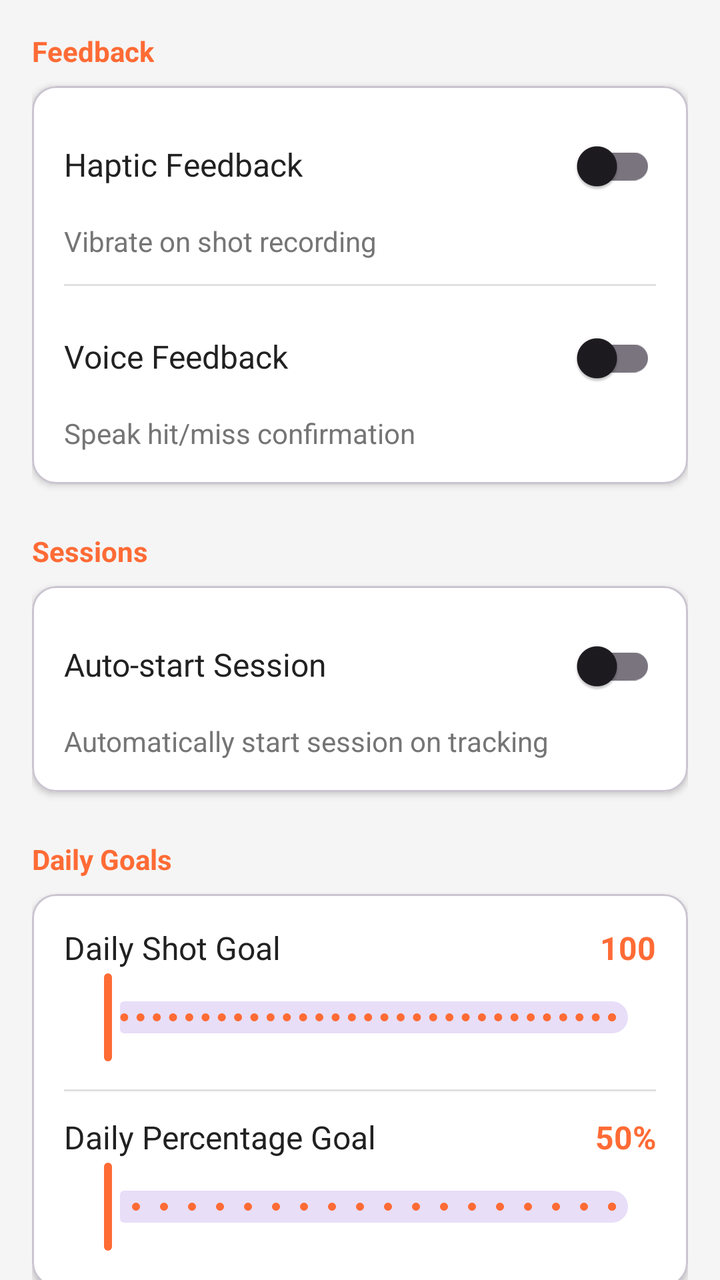
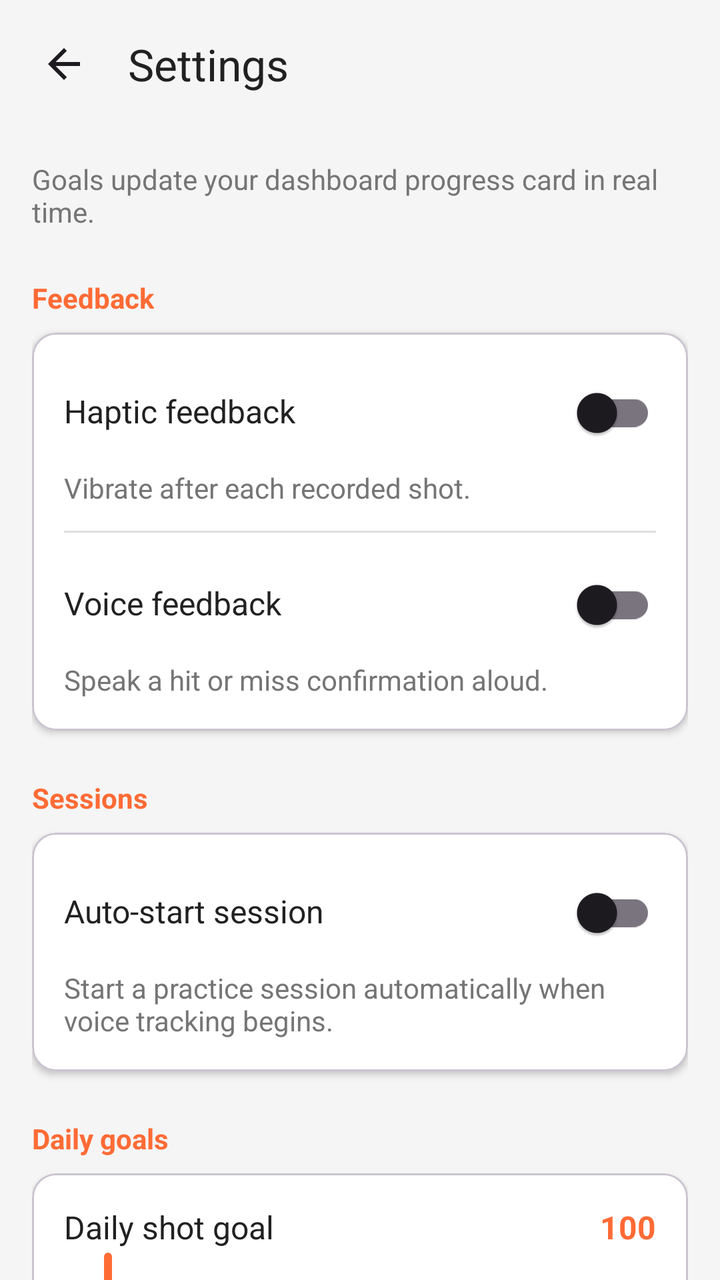

Compare the two renders of this Android layout. The source of the first and the diff that turns it into the second are given below.
<!-- AndroidManifest.xml: application theme Theme.HoopTracker -->
<!-- res/layout/activity_settings.xml -->
<?xml version="1.0" encoding="utf-8"?>
<androidx.core.widget.NestedScrollView xmlns:android="http://schemas.android.com/apk/res/android"
    xmlns:app="http://schemas.android.com/apk/res-auto"
    android:layout_width="match_parent"
    android:layout_height="match_parent"
    android:background="@color/background"
    android:fillViewport="true">

    <LinearLayout
        android:layout_width="match_parent"
        android:layout_height="wrap_content"
        android:orientation="vertical"
        android:padding="16dp">

        
        <TextView
            android:layout_width="wrap_content"
            android:layout_height="wrap_content"
            android:text="Feedback"
            android:textColor="@color/primary"
            android:textSize="14sp"
            android:textStyle="bold" />

        <com.google.android.material.card.MaterialCardView
            android:layout_width="match_parent"
            android:layout_height="wrap_content"
            android:layout_marginTop="8dp"
            app:cardBackgroundColor="@color/surface"
            app:cardCornerRadius="12dp"
            app:cardElevation="2dp">

            <LinearLayout
                android:layout_width="match_parent"
                android:layout_height="wrap_content"
                android:orientation="vertical"
                android:padding="16dp">

                <LinearLayout
                    android:layout_width="match_parent"
                    android:layout_height="wrap_content"
                    android:orientation="horizontal">

                    <TextView
                        android:layout_width="0dp"
                        android:layout_height="wrap_content"
                        android:layout_weight="1"
                        android:text="Haptic Feedback"
                        android:textColor="@color/text_primary"
                        android:textSize="16sp" />

                    <com.google.android.material.switchmaterial.SwitchMaterial
                        android:id="@+id/switchHaptic"
                        android:layout_width="wrap_content"
                        android:layout_height="wrap_content" />
                </LinearLayout>

                <TextView
                    android:layout_width="match_parent"
                    android:layout_height="wrap_content"
                    android:layout_marginTop="4dp"
                    android:text="Vibrate on shot recording"
                    android:textColor="@color/text_secondary"
                    android:textSize="14sp" />

                <View
                    android:layout_width="match_parent"
                    android:layout_height="1dp"
                    android:layout_marginVertical="12dp"
                    android:background="@color/divider" />

                <LinearLayout
                    android:layout_width="match_parent"
                    android:layout_height="wrap_content"
                    android:orientation="horizontal">

                    <TextView
                        android:layout_width="0dp"
                        android:layout_height="wrap_content"
                        android:layout_weight="1"
                        android:text="Voice Feedback"
                        android:textColor="@color/text_primary"
                        android:textSize="16sp" />

                    <com.google.android.material.switchmaterial.SwitchMaterial
                        android:id="@+id/switchVoice"
                        android:layout_width="wrap_content"
                        android:layout_height="wrap_content" />
                </LinearLayout>

                <TextView
                    android:layout_width="match_parent"
                    android:layout_height="wrap_content"
                    android:layout_marginTop="4dp"
                    android:text="Speak hit/miss confirmation"
                    android:textColor="@color/text_secondary"
                    android:textSize="14sp" />
            </LinearLayout>

        </com.google.android.material.card.MaterialCardView>

        
        <TextView
            android:layout_width="wrap_content"
            android:layout_height="wrap_content"
            android:layout_marginTop="24dp"
            android:text="Sessions"
            android:textColor="@color/primary"
            android:textSize="14sp"
            android:textStyle="bold" />

        <com.google.android.material.card.MaterialCardView
            android:layout_width="match_parent"
            android:layout_height="wrap_content"
            android:layout_marginTop="8dp"
            app:cardBackgroundColor="@color/surface"
            app:cardCornerRadius="12dp"
            app:cardElevation="2dp">

            <LinearLayout
                android:layout_width="match_parent"
                android:layout_height="wrap_content"
                android:orientation="vertical"
                android:padding="16dp">

                <LinearLayout
                    android:layout_width="match_parent"
                    android:layout_height="wrap_content"
                    android:orientation="horizontal">

                    <TextView
                        android:layout_width="0dp"
                        android:layout_height="wrap_content"
                        android:layout_weight="1"
                        android:text="Auto-start Session"
                        android:textColor="@color/text_primary"
                        android:textSize="16sp" />

                    <com.google.android.material.switchmaterial.SwitchMaterial
                        android:id="@+id/switchAutoSession"
                        android:layout_width="wrap_content"
                        android:layout_height="wrap_content" />
                </LinearLayout>

                <TextView
                    android:layout_width="match_parent"
                    android:layout_height="wrap_content"
                    android:layout_marginTop="4dp"
                    android:text="Automatically start session on tracking"
                    android:textColor="@color/text_secondary"
                    android:textSize="14sp" />
            </LinearLayout>

        </com.google.android.material.card.MaterialCardView>

        
        <TextView
            android:layout_width="wrap_content"
            android:layout_height="wrap_content"
            android:layout_marginTop="24dp"
            android:text="Daily Goals"
            android:textColor="@color/primary"
            android:textSize="14sp"
            android:textStyle="bold" />

        <com.google.android.material.card.MaterialCardView
            android:layout_width="match_parent"
            android:layout_height="wrap_content"
            android:layout_marginTop="8dp"
            app:cardBackgroundColor="@color/surface"
            app:cardCornerRadius="12dp"
            app:cardElevation="2dp">

            <LinearLayout
                android:layout_width="match_parent"
                android:layout_height="wrap_content"
                android:orientation="vertical"
                android:padding="16dp">

                <LinearLayout
                    android:layout_width="match_parent"
                    android:layout_height="wrap_content"
                    android:orientation="horizontal">

                    <TextView
                        android:layout_width="0dp"
                        android:layout_height="wrap_content"
                        android:layout_weight="1"
                        android:text="Daily Shot Goal"
                        android:textColor="@color/text_primary"
                        android:textSize="16sp" />

                    <TextView
                        android:id="@+id/tvDailyShotsValue"
                        android:layout_width="wrap_content"
                        android:layout_height="wrap_content"
                        android:text="100"
                        android:textColor="@color/primary"
                        android:textSize="16sp"
                        android:textStyle="bold" />
                </LinearLayout>

                <com.google.android.material.slider.Slider
                    android:id="@+id/sliderDailyShots"
                    android:layout_width="match_parent"
                    android:layout_height="wrap_content"
                    android:stepSize="10"
                    android:valueFrom="10"
                    android:valueTo="500" />

                <View
                    android:layout_width="match_parent"
                    android:layout_height="1dp"
                    android:layout_marginVertical="12dp"
                    android:background="@color/divider" />

                <LinearLayout
                    android:layout_width="match_parent"
                    android:layout_height="wrap_content"
                    android:orientation="horizontal">

                    <TextView
                        android:layout_width="0dp"
                        android:layout_height="wrap_content"
                        android:layout_weight="1"
                        android:text="Daily Percentage Goal"
                        android:textColor="@color/text_primary"
                        android:textSize="16sp" />

                    <TextView
                        android:id="@+id/tvDailyPercentageValue"
                        android:layout_width="wrap_content"
                        android:layout_height="wrap_content"
                        android:text="50%"
                        android:textColor="@color/primary"
                        android:textSize="16sp"
                        android:textStyle="bold" />
                </LinearLayout>

                <com.google.android.material.slider.Slider
                    android:id="@+id/sliderDailyPercentage"
                    android:layout_width="match_parent"
                    android:layout_height="wrap_content"
                    android:stepSize="5"
                    android:valueFrom="10"
                    android:valueTo="100" />

            </LinearLayout>

        </com.google.android.material.card.MaterialCardView>

    </LinearLayout>

</androidx.core.widget.NestedScrollView>
<!-- resources referenced by this layout -->
<resources>
  <color name="background">#F5F5F5</color>
  <color name="divider">#E0E0E0</color>
  <color name="primary">#FF6B35</color>
  <color name="surface">#FFFFFF</color>
  <color name="text_primary">#212121</color>
  <color name="text_secondary">#757575</color>
  <style name="Theme.HoopTracker" parent="Base.Theme.HoopTracker" />
  <style name="Base.Theme.HoopTracker" parent="Theme.Material3.Light.NoActionBar">
          <item name="colorPrimary">@color/primary</item>
          <item name="colorPrimaryDark">@color/primary_dark</item>
          <item name="colorAccent">@color/secondary</item>
          <item name="android:statusBarColor">@color/background</item>
          <item name="android:windowLightStatusBar">true</item>
          <item name="android:navigationBarColor">@color/background</item>
          <item name="android:windowLightNavigationBar">true</item>
      </style>
  <color name="primary_dark">#E85A2A</color>
  <color name="secondary">#004E89</color>
</resources>

<!-- the commit's change to res/layout/activity_settings.xml (unified diff, before → after) -->
@@ -1,253 +1,278 @@
 <?xml version="1.0" encoding="utf-8"?>
-<androidx.core.widget.NestedScrollView xmlns:android="http://schemas.android.com/apk/res/android"
+<LinearLayout xmlns:android="http://schemas.android.com/apk/res/android"
     xmlns:app="http://schemas.android.com/apk/res-auto"
     android:layout_width="match_parent"
     android:layout_height="match_parent"
     android:background="@color/background"
-    android:fillViewport="true">
-
-    <LinearLayout
+    android:orientation="vertical">
+
+    <com.google.android.material.appbar.MaterialToolbar
+        android:id="@+id/toolbar"
         android:layout_width="match_parent"
         android:layout_height="wrap_content"
-        android:orientation="vertical"
-        android:padding="16dp">
-
-        
-        <TextView
-            android:layout_width="wrap_content"
-            android:layout_height="wrap_content"
-            android:text="Feedback"
-            android:textColor="@color/primary"
-            android:textSize="14sp"
-            android:textStyle="bold" />
-
-        <com.google.android.material.card.MaterialCardView
+        android:background="@color/background"
+        android:contentDescription="@string/settings_toolbar_description"
+        android:minHeight="?attr/actionBarSize"
+        android:paddingHorizontal="4dp"
+        app:navigationIcon="@drawable/ic_arrow_back_24"
+        app:title="@string/settings_title"
+        app:titleTextColor="@color/text_primary" />
+
+    <androidx.core.widget.NestedScrollView
+        android:layout_width="match_parent"
+        android:layout_height="match_parent"
+        android:fillViewport="true">
+
+        <LinearLayout
             android:layout_width="match_parent"
             android:layout_height="wrap_content"
-            android:layout_marginTop="8dp"
-            app:cardBackgroundColor="@color/surface"
-            app:cardCornerRadius="12dp"
-            app:cardElevation="2dp">
-
-            <LinearLayout
-                android:layout_width="match_parent"
-                android:layout_height="wrap_content"
-                android:orientation="vertical"
-                android:padding="16dp">
+            android:orientation="vertical"
+            android:padding="16dp">
+
+            <TextView
+                android:id="@+id/tvGoalsHelper"
+                android:layout_width="match_parent"
+                android:layout_height="wrap_content"
+                android:text="@string/goal_settings_helper"
+                android:textColor="@color/text_secondary"
+                android:textSize="14sp" />
+
+            <TextView
+                android:layout_width="wrap_content"
+                android:layout_height="wrap_content"
+                android:layout_marginTop="24dp"
+                android:text="@string/feedback_section"
+                android:textColor="@color/primary"
+                android:textSize="14sp"
+                android:textStyle="bold" />
+
+            <com.google.android.material.card.MaterialCardView
+                android:layout_width="match_parent"
+                android:layout_height="wrap_content"
+                android:layout_marginTop="8dp"
+                app:cardBackgroundColor="@color/surface"
+                app:cardCornerRadius="12dp"
+                app:cardElevation="2dp">
 
                 <LinearLayout
                     android:layout_width="match_parent"
                     android:layout_height="wrap_content"
-                    android:orientation="horizontal">
+                    android:orientation="vertical"
+                    android:padding="16dp">
+
+                    <LinearLayout
+                        android:layout_width="match_parent"
+                        android:layout_height="wrap_content"
+                        android:orientation="horizontal">
+
+                        <TextView
+                            android:layout_width="0dp"
+                            android:layout_height="wrap_content"
+                            android:layout_weight="1"
+                            android:text="@string/haptic_feedback"
+                            android:textColor="@color/text_primary"
+                            android:textSize="16sp" />
+
+                        <com.google.android.material.switchmaterial.SwitchMaterial
+                            android:id="@+id/switchHaptic"
+                            android:layout_width="wrap_content"
+                            android:layout_height="wrap_content" />
+                    </LinearLayout>
 
                     <TextView
-                        android:layout_width="0dp"
-                        android:layout_height="wrap_content"
-                        android:layout_weight="1"
-                        android:text="Haptic Feedback"
-                        android:textColor="@color/text_primary"
-                        android:textSize="16sp" />
-
-                    <com.google.android.material.switchmaterial.SwitchMaterial
-                        android:id="@+id/switchHaptic"
-                        android:layout_width="wrap_content"
-                        android:layout_height="wrap_content" />
+                        android:layout_width="match_parent"
+                        android:layout_height="wrap_content"
+                        android:layout_marginTop="4dp"
+                        android:text="@string/haptic_feedback_description"
+                        android:textColor="@color/text_secondary"
+                        android:textSize="14sp" />
+
+                    <View
+                        android:layout_width="match_parent"
+                        android:layout_height="1dp"
+                        android:layout_marginVertical="12dp"
+                        android:background="@color/divider" />
+
+                    <LinearLayout
+                        android:layout_width="match_parent"
+                        android:layout_height="wrap_content"
+                        android:orientation="horizontal">
+
+                        <TextView
+                            android:layout_width="0dp"
+                            android:layout_height="wrap_content"
+                            android:layout_weight="1"
+                            android:text="@string/voice_feedback"
+                            android:textColor="@color/text_primary"
+                            android:textSize="16sp" />
+
+                        <com.google.android.material.switchmaterial.SwitchMaterial
+                            android:id="@+id/switchVoice"
+                            android:layout_width="wrap_content"
+                            android:layout_height="wrap_content" />
+                    </LinearLayout>
+
+                    <TextView
+                        android:layout_width="match_parent"
+                        android:layout_height="wrap_content"
+                        android:layout_marginTop="4dp"
+                        android:text="@string/voice_feedback_description"
+                        android:textColor="@color/text_secondary"
+                        android:textSize="14sp" />
                 </LinearLayout>
 
-                <TextView
-                    android:layout_width="match_parent"
-                    android:layout_height="wrap_content"
-                    android:layout_marginTop="4dp"
-                    android:text="Vibrate on shot recording"
-                    android:textColor="@color/text_secondary"
-                    android:textSize="14sp" />
-
-                <View
-                    android:layout_width="match_parent"
-                    android:layout_height="1dp"
-                    android:layout_marginVertical="12dp"
-                    android:background="@color/divider" />
+            </com.google.android.material.card.MaterialCardView>
+
+            <TextView
+                android:layout_width="wrap_content"
+                android:layout_height="wrap_content"
+                android:layout_marginTop="24dp"
+                android:text="@string/sessions_section"
+                android:textColor="@color/primary"
+                android:textSize="14sp"
+                android:textStyle="bold" />
+
+            <com.google.android.material.card.MaterialCardView
+                android:layout_width="match_parent"
+                android:layout_height="wrap_content"
+                android:layout_marginTop="8dp"
+                app:cardBackgroundColor="@color/surface"
+                app:cardCornerRadius="12dp"
+                app:cardElevation="2dp">
 
                 <LinearLayout
                     android:layout_width="match_parent"
                     android:layout_height="wrap_content"
-                    android:orientation="horizontal">
+                    android:orientation="vertical"
+                    android:padding="16dp">
+
+                    <LinearLayout
+                        android:layout_width="match_parent"
+                        android:layout_height="wrap_content"
+                        android:orientation="horizontal">
+
+                        <TextView
+                            android:layout_width="0dp"
+                            android:layout_height="wrap_content"
+                            android:layout_weight="1"
+                            android:text="@string/auto_start_session"
+                            android:textColor="@color/text_primary"
+                            android:textSize="16sp" />
+
+                        <com.google.android.material.switchmaterial.SwitchMaterial
+                            android:id="@+id/switchAutoSession"
+                            android:layout_width="wrap_content"
+                            android:layout_height="wrap_content" />
+                    </LinearLayout>
 
                     <TextView
-                        android:layout_width="0dp"
-                        android:layout_height="wrap_content"
-                        android:layout_weight="1"
-                        android:text="Voice Feedback"
-                        android:textColor="@color/text_primary"
-                        android:textSize="16sp" />
-
-                    <com.google.android.material.switchmaterial.SwitchMaterial
-                        android:id="@+id/switchVoice"
-                        android:layout_width="wrap_content"
-                        android:layout_height="wrap_content" />
+                        android:layout_width="match_parent"
+                        android:layout_height="wrap_content"
+                        android:layout_marginTop="4dp"
+                        android:text="@string/auto_start_session_description"
+                        android:textColor="@color/text_secondary"
+                        android:textSize="14sp" />
                 </LinearLayout>
 
-                <TextView
-                    android:layout_width="match_parent"
-                    android:layout_height="wrap_content"
-                    android:layout_marginTop="4dp"
-                    android:text="Speak hit/miss confirmation"
-                    android:textColor="@color/text_secondary"
-                    android:textSize="14sp" />
-            </LinearLayout>
-
-        </com.google.android.material.card.MaterialCardView>
-
-        
-        <TextView
-            android:layout_width="wrap_content"
-            android:layout_height="wrap_content"
-            android:layout_marginTop="24dp"
-            android:text="Sessions"
-            android:textColor="@color/primary"
-            android:textSize="14sp"
-            android:textStyle="bold" />
-
-        <com.google.android.material.card.MaterialCardView
-            android:layout_width="match_parent"
-            android:layout_height="wrap_content"
-            android:layout_marginTop="8dp"
-            app:cardBackgroundColor="@color/surface"
-            app:cardCornerRadius="12dp"
-            app:cardElevation="2dp">
-
-            <LinearLayout
-                android:layout_width="match_parent"
-                android:layout_height="wrap_content"
-                android:orientation="vertical"
-                android:padding="16dp">
+            </com.google.android.material.card.MaterialCardView>
+
+            <TextView
+                android:layout_width="wrap_content"
+                android:layout_height="wrap_content"
+                android:layout_marginTop="24dp"
+                android:text="@string/goals_section"
+                android:textColor="@color/primary"
+                android:textSize="14sp"
+                android:textStyle="bold" />
+
+            <com.google.android.material.card.MaterialCardView
+                android:layout_width="match_parent"
+                android:layout_height="wrap_content"
+                android:layout_marginTop="8dp"
+                app:cardBackgroundColor="@color/surface"
+                app:cardCornerRadius="12dp"
+                app:cardElevation="2dp">
 
                 <LinearLayout
                     android:layout_width="match_parent"
                     android:layout_height="wrap_content"
-                    android:orientation="horizontal">
-
-                    <TextView
-                        android:layout_width="0dp"
-                        android:layout_height="wrap_content"
-                        android:layout_weight="1"
-                        android:text="Auto-start Session"
-                        android:textColor="@color/text_primary"
-                        android:textSize="16sp" />
-
-                    <com.google.android.material.switchmaterial.SwitchMaterial
-                        android:id="@+id/switchAutoSession"
-                        android:layout_width="wrap_content"
-                        android:layout_height="wrap_content" />
+                    android:orientation="vertical"
+                    android:padding="16dp">
+
+                    <LinearLayout
+                        android:layout_width="match_parent"
+                        android:layout_height="wrap_content"
+                        android:orientation="horizontal">
+
+                        <TextView
+                            android:layout_width="0dp"
+                            android:layout_height="wrap_content"
+                            android:layout_weight="1"
+                            android:text="@string/daily_shot_goal"
+                            android:textColor="@color/text_primary"
+                            android:textSize="16sp" />
+
+                        <TextView
+                            android:id="@+id/tvDailyShotsValue"
+                            android:layout_width="wrap_content"
+                            android:layout_height="wrap_content"
+                            android:text="100"
+                            android:textColor="@color/primary"
+                            android:textSize="16sp"
+                            android:textStyle="bold" />
+                    </LinearLayout>
+
+                    <com.google.android.material.slider.Slider
+                        android:id="@+id/sliderDailyShots"
+                        android:layout_width="match_parent"
+                        android:layout_height="wrap_content"
+                        android:stepSize="10"
+                        android:valueFrom="10"
+                        android:valueTo="500" />
+
+                    <View
+                        android:layout_width="match_parent"
+                        android:layout_height="1dp"
+                        android:layout_marginVertical="12dp"
+                        android:background="@color/divider" />
+
+                    <LinearLayout
+                        android:layout_width="match_parent"
+                        android:layout_height="wrap_content"
+                        android:orientation="horizontal">
+
+                        <TextView
+                            android:layout_width="0dp"
+                            android:layout_height="wrap_content"
+                            android:layout_weight="1"
+                            android:text="@string/daily_percentage_goal"
+                            android:textColor="@color/text_primary"
+                            android:textSize="16sp" />
+
+                        <TextView
+                            android:id="@+id/tvDailyPercentageValue"
+                            android:layout_width="wrap_content"
+                            android:layout_height="wrap_content"
+                            android:text="50%"
+                            android:textColor="@color/primary"
+                            android:textSize="16sp"
+                            android:textStyle="bold" />
+                    </LinearLayout>
+
+                    <com.google.android.material.slider.Slider
+                        android:id="@+id/sliderDailyPercentage"
+                        android:layout_width="match_parent"
+                        android:layout_height="wrap_content"
+                        android:stepSize="5"
+                        android:valueFrom="10"
+                        android:valueTo="100" />
+
                 </LinearLayout>
 
-                <TextView
-                    android:layout_width="match_parent"
-                    android:layout_height="wrap_content"
-                    android:layout_marginTop="4dp"
-                    android:text="Automatically start session on tracking"
-                    android:textColor="@color/text_secondary"
-                    android:textSize="14sp" />
-            </LinearLayout>
-
-        </com.google.android.material.card.MaterialCardView>
-
-        
-        <TextView
-            android:layout_width="wrap_content"
-            android:layout_height="wrap_content"
-            android:layout_marginTop="24dp"
-            android:text="Daily Goals"
-            android:textColor="@color/primary"
-            android:textSize="14sp"
-            android:textStyle="bold" />
-
-        <com.google.android.material.card.MaterialCardView
-            android:layout_width="match_parent"
-            android:layout_height="wrap_content"
-            android:layout_marginTop="8dp"
-            app:cardBackgroundColor="@color/surface"
-            app:cardCornerRadius="12dp"
-            app:cardElevation="2dp">
-
-            <LinearLayout
-                android:layout_width="match_parent"
-                android:layout_height="wrap_content"
-                android:orientation="vertical"
-                android:padding="16dp">
-
-                <LinearLayout
-                    android:layout_width="match_parent"
-                    android:layout_height="wrap_content"
-                    android:orientation="horizontal">
-
-                    <TextView
-                        android:layout_width="0dp"
-                        android:layout_height="wrap_content"
-                        android:layout_weight="1"
-                        android:text="Daily Shot Goal"
-                        android:textColor="@color/text_primary"
-                        android:textSize="16sp" />
-
-                    <TextView
-                        android:id="@+id/tvDailyShotsValue"
-                        android:layout_width="wrap_content"
-                        android:layout_height="wrap_content"
-                        android:text="100"
-                        android:textColor="@color/primary"
-                        android:textSize="16sp"
-                        android:textStyle="bold" />
-                </LinearLayout>
-
-                <com.google.android.material.slider.Slider
-                    android:id="@+id/sliderDailyShots"
-                    android:layout_width="match_parent"
-                    android:layout_height="wrap_content"
-                    android:stepSize="10"
-                    android:valueFrom="10"
-                    android:valueTo="500" />
-
-                <View
-                    android:layout_width="match_parent"
-                    android:layout_height="1dp"
-                    android:layout_marginVertical="12dp"
-                    android:background="@color/divider" />
-
-                <LinearLayout
-                    android:layout_width="match_parent"
-                    android:layout_height="wrap_content"
-                    android:orientation="horizontal">
-
-                    <TextView
-                        android:layout_width="0dp"
-                        android:layout_height="wrap_content"
-                        android:layout_weight="1"
-                        android:text="Daily Percentage Goal"
-                        android:textColor="@color/text_primary"
-                        android:textSize="16sp" />
-
-                    <TextView
-                        android:id="@+id/tvDailyPercentageValue"
-                        android:layout_width="wrap_content"
-                        android:layout_height="wrap_content"
-                        android:text="50%"
-                        android:textColor="@color/primary"
-                        android:textSize="16sp"
-                        android:textStyle="bold" />
-                </LinearLayout>
-
-                <com.google.android.material.slider.Slider
-                    android:id="@+id/sliderDailyPercentage"
-                    android:layout_width="match_parent"
-                    android:layout_height="wrap_content"
-                    android:stepSize="5"
-                    android:valueFrom="10"
-                    android:valueTo="100" />
-
-            </LinearLayout>
-
-        </com.google.android.material.card.MaterialCardView>
-
-    </LinearLayout>
-
-</androidx.core.widget.NestedScrollView>
+            </com.google.android.material.card.MaterialCardView>
+
+        </LinearLayout>
+
+    </androidx.core.widget.NestedScrollView>
+
+</LinearLayout>
<!-- resource entries referenced after the edit -->
@@ -6,6 +6,31 @@
   <color name="surface">#FFFFFF</color>
   <color name="text_primary">#212121</color>
   <color name="text_secondary">#757575</color>
+  <!-- drawable ic_arrow_back_24 (drawable) -->
+  <?xml version="1.0" encoding="utf-8"?>
+  <vector xmlns:android="http://schemas.android.com/apk/res/android"
+      android:width="24dp"
+      android:height="24dp"
+      android:viewportWidth="24"
+      android:viewportHeight="24">
+      <path
+          android:fillColor="#1D1B20"
+          android:pathData="M20,11H7.83l5.59,-5.59L12,4l-8,8l8,8l1.41,-1.41L7.83,13H20v-2z" />
+  </vector>
+  <string name="auto_start_session">Auto-start session</string>
+  <string name="auto_start_session_description">Start a practice session automatically when voice tracking begins.</string>
+  <string name="daily_percentage_goal">Daily percentage goal</string>
+  <string name="daily_shot_goal">Daily shot goal</string>
+  <string name="feedback_section">Feedback</string>
+  <string name="goal_settings_helper">Goals update your dashboard progress card in real time.</string>
+  <string name="goals_section">Daily goals</string>
+  <string name="haptic_feedback">Haptic feedback</string>
+  <string name="haptic_feedback_description">Vibrate after each recorded shot.</string>
+  <string name="sessions_section">Sessions</string>
+  <string name="settings_title">Settings</string>
+  <string name="settings_toolbar_description">Navigate back from settings</string>
+  <string name="voice_feedback">Voice feedback</string>
+  <string name="voice_feedback_description">Speak a hit or miss confirmation aloud.</string>
   <style name="Theme.HoopTracker" parent="Base.Theme.HoopTracker" />
   <style name="Base.Theme.HoopTracker" parent="Theme.Material3.Light.NoActionBar">
           <item name="colorPrimary">@color/primary</item>
